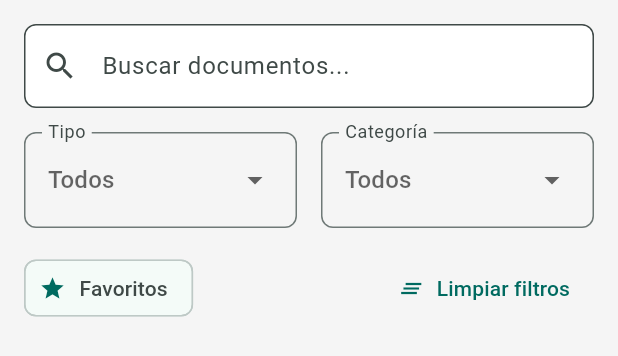
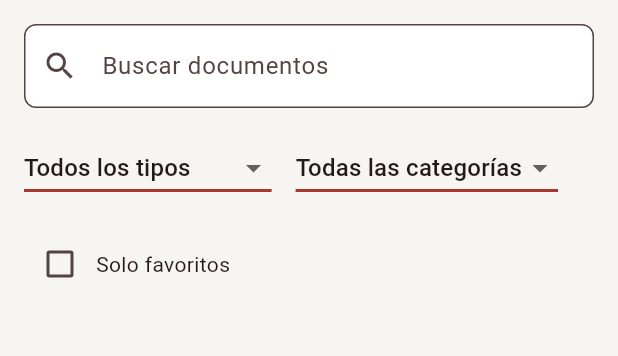
Before and after one commit to Smorpius/inmobiliaria, a Flutter app: the FiltroDocumentosWidget widget shown alone on an empty page, opened directly with empty values, after a tap on "Limpiar filtros", on a phone screen of 412 x 824 dp. Shown: the top 356 px of the screen. Run offline on Flutter 3.47's test engine with Material 3 defaults, Android fonts, the phone set to English and light mode, and no system bars; our stand-ins replace cached_network_image, fl_chart, flutter_cache_manager, flutter_image_compress, flutter_riverpod, image_picker and 8 more; missing offline and left inert: file_selector, mysql1; accounts and stored records are empty; project files that could hold a hidden picture were left out.

Commit message:
COLORES CORREGIDOS

```diff
--- /dev/null
+++ b/lib/utils/app_colors.dart
@@ -0,0 +1,36 @@
+import 'package:flutter/material.dart';
+
+class AppColors {
+  // Colores principales
+  static const Color primario = Color.fromRGBO(165, 57, 45, 1); // #A5392D
+  static const Color oscuro = Color.fromRGBO(26, 26, 26, 1); // #1A1A1A
+  static const Color claro = Color.fromRGBO(247, 245, 242, 1); // #F7F5F2
+  static const Color grisClaro = Color.fromRGBO(212, 207, 203, 1); // #D4CFCB
+  static const Color acento = Color.fromRGBO(216, 86, 62, 1); // #D8563E
+
+  // Colores semánticos
+  static const Color error = Color.fromRGBO(216, 86, 62, 1); // como acento
+  static const Color exito = Color.fromRGBO(76, 175, 80, 1); // verde
+  static const Color advertencia = Color.fromRGBO(255, 152, 0, 1); // ámbar
+  static const Color info = Color.fromRGBO(33, 150, 243, 1); // azul
+
+  // Métodos de utilidad
+  static Color withAlpha(Color color, int alpha) {
+    return color.withAlpha(alpha);
+  }
+
+  static Color withValues({
+    required Color color,
+    int? red,
+    int? green,
+    int? blue,
+    int? alpha,
+  }) {
+    return Color.fromRGBO(
+      red ?? color.r.toInt(),
+      green ?? color.g.toInt(),
+      blue ?? color.b.toInt(),
+      alpha != null ? alpha / 255 : color.a,
+    );
+  }
+}
--- a/lib/vistas/documentos/documento_detalle_screen.dart
+++ b/lib/vistas/documentos/documento_detalle_screen.dart
@@ -10,6 +10,7 @@ import '../../models/documento_model.dart';
 import 'package:share_plus/share_plus.dart';
 import '../../providers/documento_provider.dart';
 import 'package:flutter_riverpod/flutter_riverpod.dart';
+import '../../utils/app_colors.dart'; // Importar la paleta de colores centralizada
 
 class DocumentoDetalleScreen extends ConsumerStatefulWidget {
   final Documento documento;
@@ -167,6 +168,8 @@ class _DocumentoDetalleScreenState
     return Scaffold(
       appBar: AppBar(
         title: Text(widget.documento.nombre),
+        backgroundColor: AppColors.claro, // Usar AppColors
+        foregroundColor: AppColors.primario, // Usar AppColors
         actions: [
           if (_archivoLocal != null && !_cargando) ...[
             IconButton(
--- a/lib/vistas/documentos/widgets/filtro_documentos_widget.dart
+++ b/lib/vistas/documentos/widgets/filtro_documentos_widget.dart
@@ -1,5 +1,6 @@
 import 'package:flutter/material.dart';
 import '../../../providers/documento_provider.dart';
+import '../../../utils/app_colors.dart'; // Importar la paleta de colores
 
 class FiltroDocumentosWidget extends StatefulWidget {
   final DocumentoFiltro filtro;
@@ -16,188 +17,189 @@ class FiltroDocumentosWidget extends StatefulWidget {
 }
 
 class _FiltroDocumentosWidgetState extends State<FiltroDocumentosWidget> {
-  late TextEditingController _buscadorController;
-
-  final List<String> _tiposDocumento = [
-    'contrato',
-    'comprobante',
-    'reporte',
-    'documento',
-  ];
-
-  final List<String> _categorias = [
-    'venta',
-    'renta',
-    'movimiento',
-    'estadística',
-    'general',
-  ];
+  late TextEditingController _busquedaController;
+  late String? _tipoSeleccionado;
+  late String? _categoriaSeleccionada;
+  late bool _soloFavoritos;
 
   @override
   void initState() {
     super.initState();
-    _buscadorController = TextEditingController(
+    _busquedaController = TextEditingController(
       text: widget.filtro.terminoBusqueda,
     );
+    _tipoSeleccionado = widget.filtro.tipoDocumento;
+    _categoriaSeleccionada = widget.filtro.categoria;
+    _soloFavoritos = widget.filtro.soloFavoritos;
   }
 
   @override
   void dispose() {
-    _buscadorController.dispose();
+    _busquedaController.dispose();
     super.dispose();
   }
 
   @override
   Widget build(BuildContext context) {
     return Container(
-      color: Colors.grey.shade100,
+      color: AppColors.claro, // Usar AppColors
       padding: const EdgeInsets.all(16),
       child: Column(
         crossAxisAlignment: CrossAxisAlignment.start,
         children: [
-          // Buscador
+          // Barra de búsqueda
           TextField(
-            controller: _buscadorController,
+            controller: _busquedaController,
             decoration: InputDecoration(
-              hintText: 'Buscar documentos...',
+              labelText: 'Buscar documentos',
               prefixIcon: const Icon(Icons.search),
-              suffixIcon:
-                  _buscadorController.text.isNotEmpty
-                      ? IconButton(
-                        icon: const Icon(Icons.clear),
-                        onPressed: () {
-                          _buscadorController.clear();
-                          _actualizarFiltro(terminoBusqueda: '');
-                        },
-                      )
-                      : null,
               border: OutlineInputBorder(
                 borderRadius: BorderRadius.circular(8),
               ),
               filled: true,
               fillColor: Colors.white,
+              suffixIcon:
+                  _busquedaController.text.isNotEmpty
+                      ? IconButton(
+                        icon: const Icon(Icons.clear),
+                        onPressed: () {
+                          _busquedaController.clear();
+                          _actualizarFiltro();
+                        },
+                      )
+                      : null,
             ),
-            onChanged: (value) => _actualizarFiltro(terminoBusqueda: value),
+            onChanged: (_) => _actualizarFiltro(),
           ),
 
           const SizedBox(height: 16),
 
-          // Filtros de tipo y categoría
-          Row(
+          // Filtros adicionales
+          Wrap(
+            spacing: 16,
+            runSpacing: 16,
             children: [
               // Tipo de documento
-              Expanded(
-                child: _buildDropdown(
-                  label: 'Tipo',
-                  value: widget.filtro.tipoDocumento,
-                  items: _tiposDocumento,
-                  itemBuilder: (tipo) => Text(_formatearTexto(tipo)),
-                  onChanged:
-                      (String? value) =>
-                          _actualizarFiltro(tipoDocumento: value),
+              DropdownButton<String>(
+                hint: const Text('Tipo de documento'),
+                value: _tipoSeleccionado,
+                underline: Container(
+                  height: 2,
+                  color: AppColors.primario, // Usar AppColors
                 ),
+                onChanged: (String? newValue) {
+                  setState(() {
+                    _tipoSeleccionado = newValue;
+                    _actualizarFiltro();
+                  });
+                },
+                items: const [
+                  DropdownMenuItem(value: null, child: Text('Todos los tipos')),
+                  DropdownMenuItem(value: 'contrato', child: Text('Contratos')),
+                  DropdownMenuItem(
+                    value: 'comprobante',
+                    child: Text('Comprobantes'),
+                  ),
+                  DropdownMenuItem(value: 'reporte', child: Text('Reportes')),
+                  DropdownMenuItem(value: 'documento', child: Text('Otros')),
+                ],
               ),
 
-              const SizedBox(width: 16),
+              // Categoría
+              DropdownButton<String>(
+                hint: const Text('Categoría'),
+                value: _categoriaSeleccionada,
+                underline: Container(
+                  height: 2,
+                  color: AppColors.primario, // Usar AppColors
+                ),
+                onChanged: (String? newValue) {
+                  setState(() {
+                    _categoriaSeleccionada = newValue;
+                    _actualizarFiltro();
+                  });
+                },
+                items: const [
+                  DropdownMenuItem(
+                    value: null,
+                    child: Text('Todas las categorías'),
+                  ),
+                  DropdownMenuItem(value: 'venta', child: Text('Ventas')),
+                  DropdownMenuItem(value: 'renta', child: Text('Rentas')),
+                  DropdownMenuItem(
+                    value: 'movimiento',
+                    child: Text('Movimientos'),
+                  ),
+                  DropdownMenuItem(
+                    value: 'estadística',
+                    child: Text('Estadísticas'),
+                  ),
+                  DropdownMenuItem(value: 'general', child: Text('General')),
+                ],
+              ),
 
-              // Categoría
-              Expanded(
-                child: _buildDropdown(
-                  label: 'Categoría',
-                  value: widget.filtro.categoria,
-                  items: _categorias,
-                  itemBuilder: (categoria) => Text(_formatearTexto(categoria)),
-                  onChanged:
-                      (String? value) => _actualizarFiltro(categoria: value),
-                ),
+              // Checkbox para favoritos
+              Row(
+                mainAxisSize: MainAxisSize.min,
+                children: [
+                  Checkbox(
+                    value: _soloFavoritos,
+                    activeColor: AppColors.primario, // Usar AppColors
+                    onChanged: (bool? value) {
+                      setState(() {
+                        _soloFavoritos = value ?? false;
+                        _actualizarFiltro();
+                      });
+                    },
+                  ),
+                  const Text('Solo favoritos'),
+                ],
               ),
             ],
           ),
 
           const SizedBox(height: 16),
 
-          // Opciones adicionales
-          Row(
-            children: [
-              // Favoritos
-              FilterChip(
-                label: const Text('Favoritos'),
-                selected: widget.filtro.soloFavoritos,
-                onSelected:
-                    (selected) => _actualizarFiltro(soloFavoritos: selected),
-                avatar: const Icon(Icons.star),
+          // Botón para limpiar filtros si hay alguno activo
+          if (_hayFiltrosActivos())
+            ElevatedButton.icon(
+              onPressed: _limpiarFiltros,
+              icon: const Icon(Icons.clear_all),
+              label: const Text('Limpiar filtros'),
+              style: ElevatedButton.styleFrom(
+                backgroundColor: AppColors.primario, // Usar AppColors
+                foregroundColor: Colors.white,
               ),
-
-              const SizedBox(width: 8),
-
-              // Botón para limpiar filtros
-              const Spacer(),
-              TextButton.icon(
-                icon: const Icon(Icons.clear_all),
-                label: const Text('Limpiar filtros'),
-                onPressed: _limpiarFiltros,
-              ),
-            ],
-          ),
+            ),
         ],
       ),
     );
   }
 
-  Widget _buildDropdown<T>({
-    required String label,
-    required T? value,
-    required List<T> items,
-    required Widget Function(T) itemBuilder,
-    required void Function(T?) onChanged,
-  }) {
-    return InputDecorator(
-      decoration: InputDecoration(
-        labelText: label,
-        border: OutlineInputBorder(borderRadius: BorderRadius.circular(8)),
-        contentPadding: const EdgeInsets.symmetric(horizontal: 12, vertical: 8),
-      ),
-      child: DropdownButtonHideUnderline(
-        child: DropdownButton<T>(
-          value: value,
-          isExpanded: true,
-          hint: const Text('Todos'),
-          items: [
-            DropdownMenuItem<T>(child: const Text('Todos')),
-            ...items.map(
-              (item) =>
-                  DropdownMenuItem<T>(value: item, child: itemBuilder(item)),
-            ),
-          ],
-          onChanged: onChanged,
-        ),
-      ),
-    );
-  }
-
-  void _actualizarFiltro({
-    String? terminoBusqueda,
-    String? tipoDocumento,
-    String? categoria,
-    bool? soloFavoritos,
-  }) {
-    final nuevoFiltro = DocumentoFiltro(
-      terminoBusqueda: terminoBusqueda ?? widget.filtro.terminoBusqueda,
-      tipoDocumento: tipoDocumento,
-      categoria: categoria,
-      soloFavoritos: soloFavoritos ?? widget.filtro.soloFavoritos,
-    );
-
-    widget.onFiltroChanged(nuevoFiltro);
+  bool _hayFiltrosActivos() {
+    return _busquedaController.text.isNotEmpty ||
+        _tipoSeleccionado != null ||
+        _categoriaSeleccionada != null ||
+        _soloFavoritos;
   }
 
   void _limpiarFiltros() {
-    _buscadorController.clear();
-    widget.onFiltroChanged(DocumentoFiltro());
+    setState(() {
+      _busquedaController.clear();
+      _tipoSeleccionado = null;
+      _categoriaSeleccionada = null;
+      _soloFavoritos = false;
+      _actualizarFiltro();
+    });
   }
 
-  String _formatearTexto(String texto) {
-    if (texto.isEmpty) return '';
-    return "${texto[0].toUpperCase()}${texto.substring(1).toLowerCase()}";
+  void _actualizarFiltro() {
+    final nuevoFiltro = DocumentoFiltro(
+      terminoBusqueda: _busquedaController.text,
+      tipoDocumento: _tipoSeleccionado,
+      categoria: _categoriaSeleccionada,
+      soloFavoritos: _soloFavoritos,
+    );
+    widget.onFiltroChanged(nuevoFiltro);
   }
 }
```
Also changed, not shown: lib/main.dart (+18 -2 lines), lib/vistas/documentos/documentos_screen.dart (+5 -4 lines), lib/vistas/documentos/widgets/documento_card.dart (+40 -17 lines), lib/widgets/app_scaffold.dart (+31 -111 lines).
